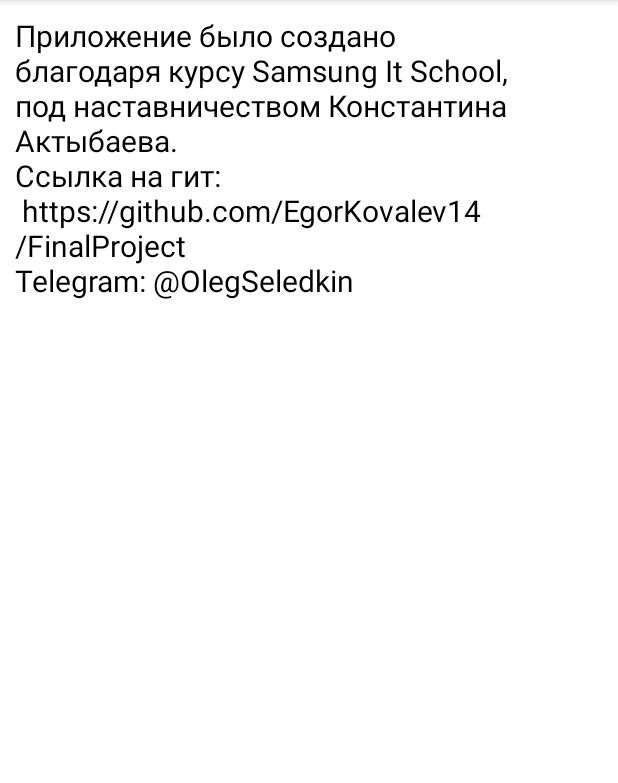
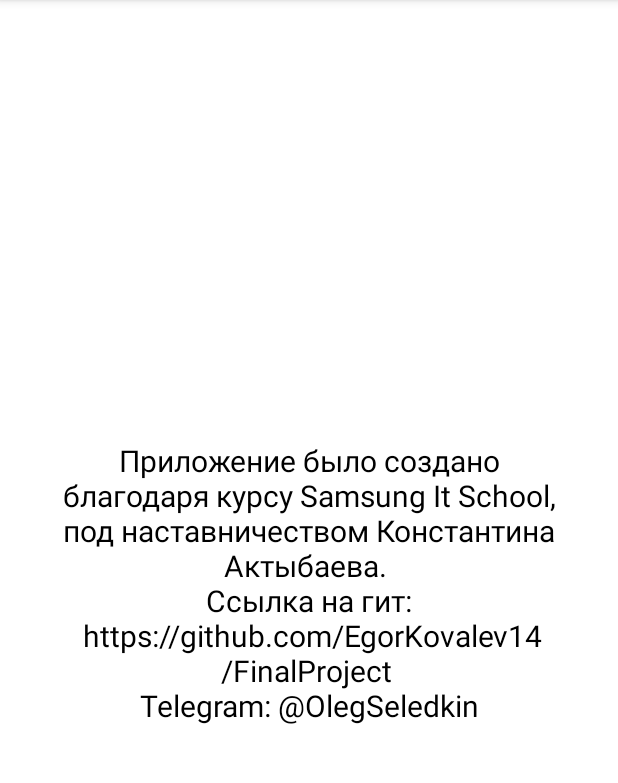
Before and after one commit to EgorKovalev14/FinalProject, an Android app: the AboutActivity screen opened directly, with no data from a screen before it, on a phone screen of 412 x 824 dp, the part 84-867 px from its top. Run offline under Robolectric (Android 15) with nearby library versions, the phone set to English and light mode, and no system bars.

Commit message:
ура победа

```diff
--- a/app/src/main/res/layout/about_activity.xml
+++ b/app/src/main/res/layout/about_activity.xml
@@ -1,18 +1,19 @@
 <?xml version="1.0" encoding="utf-8"?>
 <LinearLayout xmlns:android="http://schemas.android.com/apk/res/android"
     android:layout_width="match_parent"
-    android:layout_height="match_parent">
+    android:layout_height="match_parent"
+    android:layout_gravity="center">
 
     <TextView
         android:id="@+id/textView_about"
-        android:layout_width="wrap_content"
+        android:layout_width="match_parent"
         android:layout_height="match_parent"
-        android:layout_weight="1"
         android:text="@string/aboutApp"
         android:textStyle="normal"
         android:textSize="14dp"
+        android:layout_gravity="center"
         android:textColor="@color/black"
-        android:layout_gravity="center_horizontal"
+        android:gravity="center"
         android:paddingTop="10dp"
         android:layout_margin="10dp"/>
 </LinearLayout>
```
